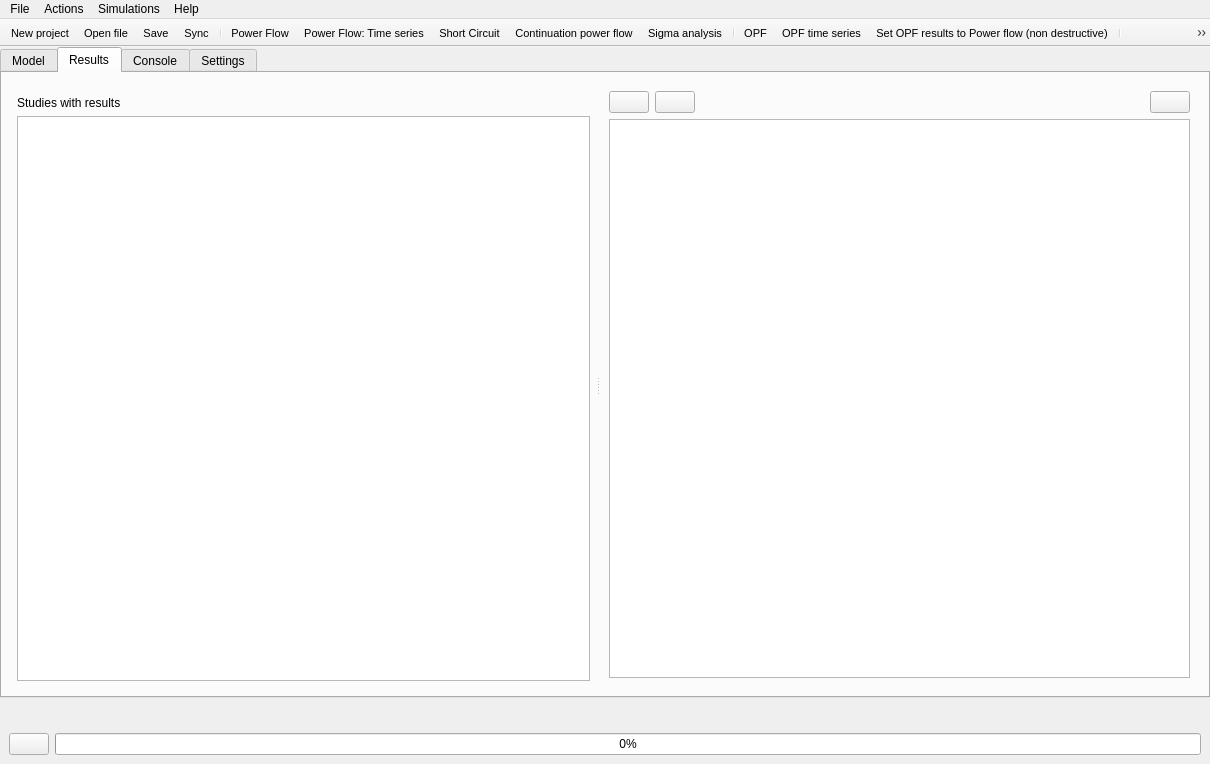
SanPen/GridCal, file src/GridCal/Gui/Main/MainWindow.ui: the form before one commit.
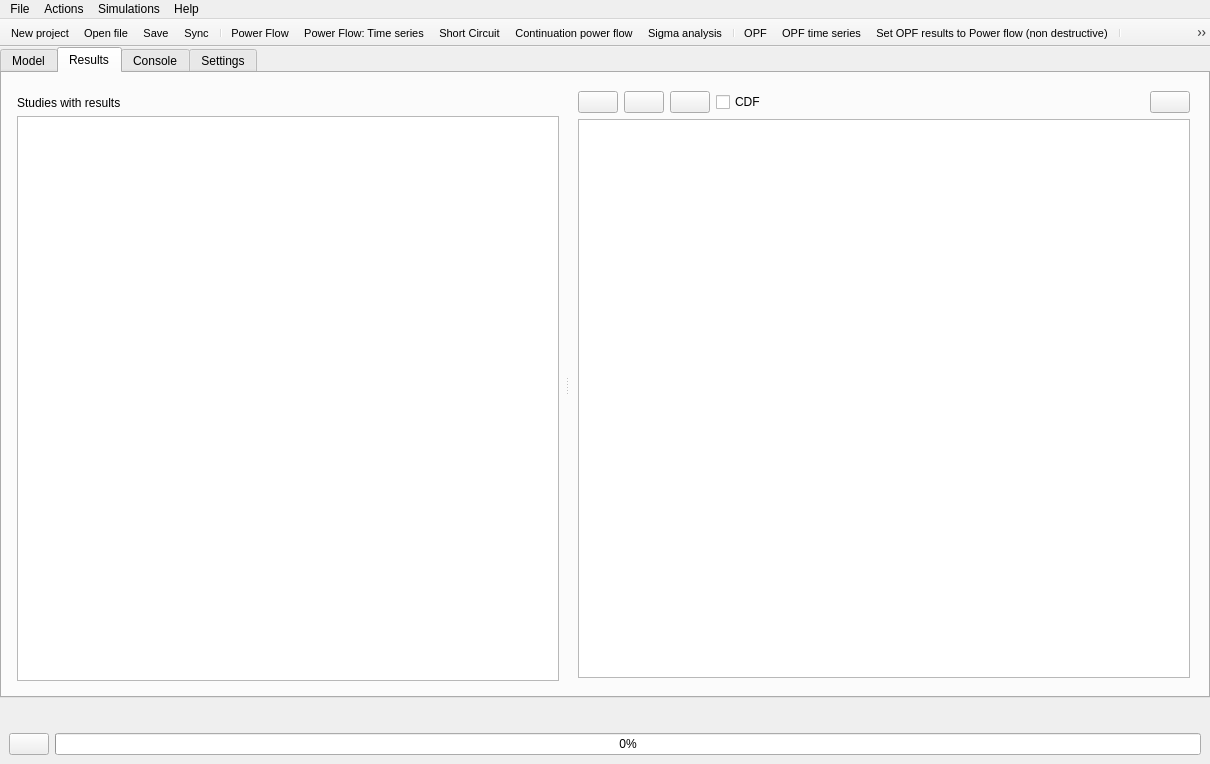
The form after the commit. The open tabs and pages were chosen to show the change. Icons and pictures are not drawn.

Commit message: Added copy numpy data button Added convert results to CDF

Diff of the .ui file:
```diff
--- a/src/GridCal/Gui/Main/MainWindow.ui
+++ b/src/GridCal/Gui/Main/MainWindow.ui
@@ -1701,6 +1701,20 @@
                  </property>
                 </widget>
                </item>
+               <item>
+                <widget class="QPushButton" name="copy_numpy_button">
+                 <property name="toolTip">
+                  <string>Copy data in numpy format to clipboard</string>
+                 </property>
+                 <property name="text">
+                  <string/>
+                 </property>
+                 <property name="icon">
+                  <iconset resource="icons.qrc">
+                   <normaloff>:/Icons/icons/array.svg</normaloff>:/Icons/icons/array.svg</iconset>
+                 </property>
+                </widget>
+               </item>
                <item>
                 <widget class="QPushButton" name="saveResultsButton">
                  <property name="toolTip">
@@ -1715,6 +1729,20 @@
                  </property>
                 </widget>
                </item>
+               <item>
+                <widget class="QCheckBox" name="results_as_cdf_checkBox">
+                 <property name="statusTip">
+                  <string>Results as cummulative density functions</string>
+                 </property>
+                 <property name="text">
+                  <string>CDF</string>
+                 </property>
+                 <property name="icon">
+                  <iconset resource="icons.qrc">
+                   <normaloff>:/Icons/icons/cdf.svg</normaloff>:/Icons/icons/cdf.svg</iconset>
+                 </property>
+                </widget>
+               </item>
                <item>
                 <widget class="QLabel" name="units_label">
                  <property name="text">
```
Left out of the diff: 2 changed lines with no effect on the pictures. The commit also changes 11 other files.
